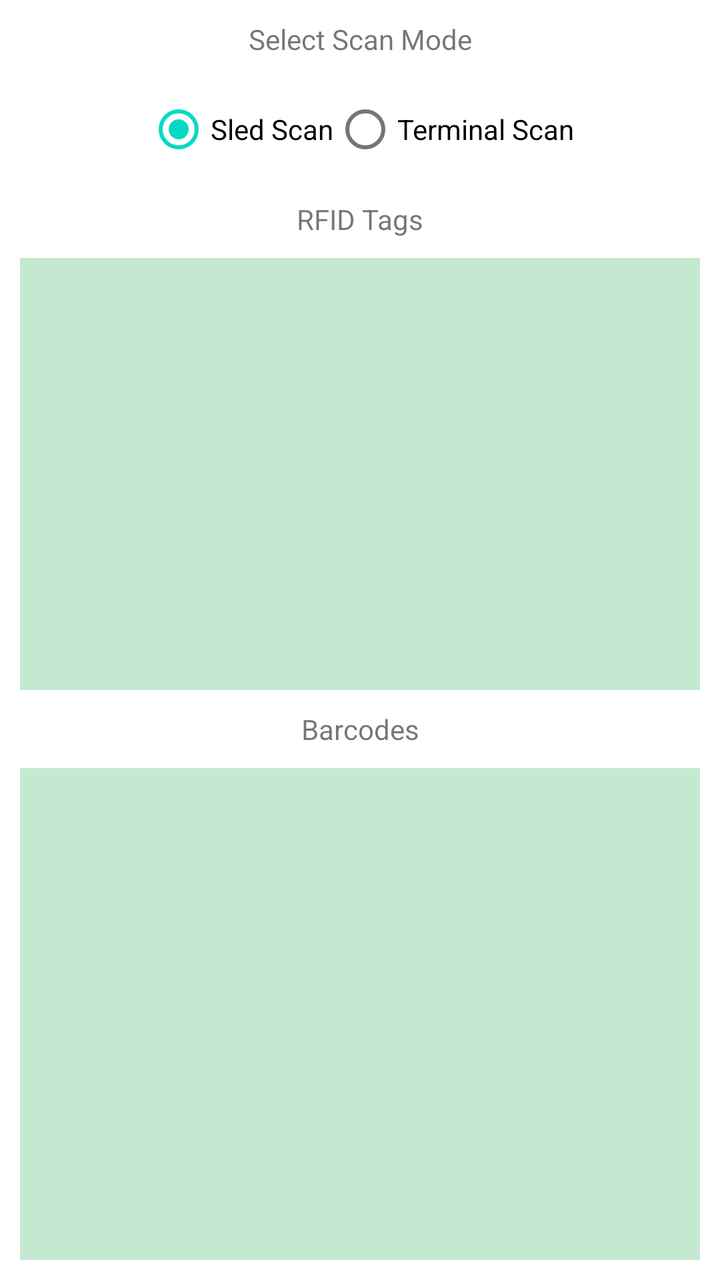
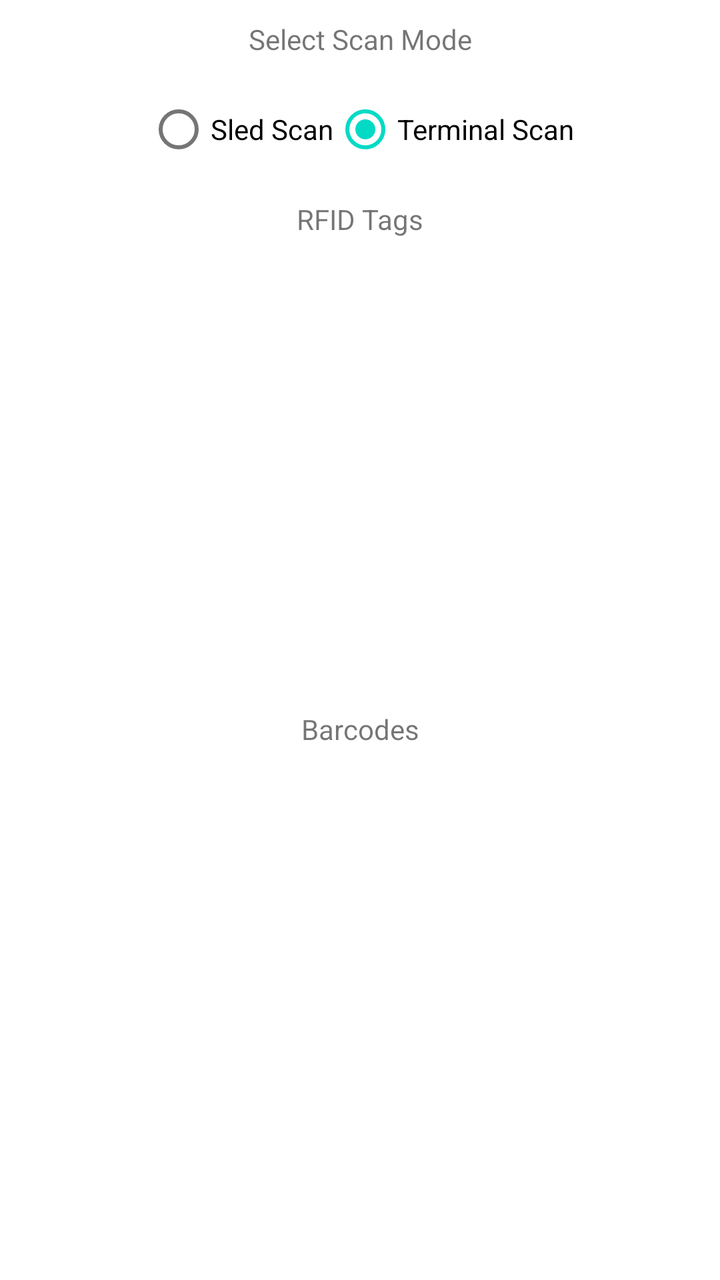

Two renders of the same Android screen: before a commit and after it. Below are the layout's source before the change and the commit's diff.
<!-- AndroidManifest.xml: application theme Theme.ZebraRfidSledSample -->
<!-- res/layout/activity_main.xml -->
<?xml version="1.0" encoding="utf-8"?>
<androidx.constraintlayout.widget.ConstraintLayout xmlns:android="http://schemas.android.com/apk/res/android"
    xmlns:app="http://schemas.android.com/apk/res-auto"
    xmlns:tools="http://schemas.android.com/tools"
    android:layout_width="match_parent"
    android:layout_height="match_parent"
    tools:context=".MainActivity">


    <RadioGroup
        android:id="@+id/radioGroup"
        android:layout_width="wrap_content"
        android:layout_height="wrap_content"
        android:layout_marginTop="10dp"
        android:layout_marginBottom="10dp"
        android:orientation="horizontal"
        app:layout_constraintBottom_toTopOf="@+id/textViewRFID"
        app:layout_constraintEnd_toEndOf="parent"
        app:layout_constraintStart_toStartOf="parent"
        app:layout_constraintTop_toBottomOf="@+id/textView3">

        <RadioButton
            android:id="@+id/radiobtn_sled"
            android:layout_width="wrap_content"
            android:layout_height="wrap_content"
            android:checked="true"
            android:text="Sled Scan" />

        <RadioButton
            android:id="@+id/radiobtn_terminal"
            android:layout_width="wrap_content"
            android:layout_height="wrap_content"
            android:text="Terminal Scan" />

    </RadioGroup>

    <TextView
        android:id="@+id/textViewRFID"
        android:layout_width="wrap_content"
        android:layout_height="wrap_content"
        android:layout_marginTop="100dp"
        android:text="RFID Tags"
        app:layout_constraintEnd_toEndOf="parent"
        app:layout_constraintStart_toStartOf="parent"
        app:layout_constraintTop_toTopOf="parent" />

    <ListView
        android:id="@+id/listViewRFID"
        android:layout_width="0dp"
        android:layout_height="0dp"
        android:layout_marginStart="10dp"
        android:layout_marginTop="10dp"
        android:layout_marginEnd="10dp"
        android:layout_marginBottom="10dp"
        android:background="#C5E9D0"
        app:layout_constraintBottom_toTopOf="@+id/textViewBarcode"
        app:layout_constraintEnd_toEndOf="parent"
        app:layout_constraintStart_toStartOf="parent"
        app:layout_constraintTop_toBottomOf="@+id/textViewRFID" />

    <ListView
        android:id="@+id/listViewBarcodes"
        android:layout_width="0dp"
        android:layout_height="0dp"
        android:layout_marginStart="10dp"
        android:layout_marginTop="10dp"
        android:layout_marginEnd="10dp"
        android:layout_marginBottom="10dp"
        android:background="#C5E9D0"
        app:layout_constraintBottom_toBottomOf="parent"
        app:layout_constraintEnd_toEndOf="parent"
        app:layout_constraintStart_toStartOf="parent"
        app:layout_constraintTop_toBottomOf="@+id/textViewBarcode" />

    <TextView
        android:id="@+id/textViewBarcode"
        android:layout_width="wrap_content"
        android:layout_height="wrap_content"
        android:text="Barcodes"
        app:layout_constraintBottom_toBottomOf="parent"
        app:layout_constraintEnd_toEndOf="parent"
        app:layout_constraintStart_toStartOf="parent"
        app:layout_constraintTop_toBottomOf="@+id/radioGroup" />

    <TextView
        android:id="@+id/textView3"
        android:layout_width="wrap_content"
        android:layout_height="wrap_content"
        android:layout_marginTop="10dp"
        android:text="Select Scan Mode"
        app:layout_constraintEnd_toEndOf="parent"
        app:layout_constraintStart_toStartOf="parent"
        app:layout_constraintTop_toTopOf="parent" />

    <ProgressBar
        android:id="@+id/progressBar"
        style="?android:attr/progressBarStyle"
        android:layout_width="wrap_content"
        android:layout_height="wrap_content"
        app:layout_constraintBottom_toBottomOf="parent"
        app:layout_constraintEnd_toEndOf="parent"
        app:layout_constraintStart_toStartOf="parent"
        app:layout_constraintTop_toTopOf="parent" />

</androidx.constraintlayout.widget.ConstraintLayout>
<!-- resources referenced by this layout -->
<resources>
  <style name="Theme.ZebraRfidSledSample" parent="Theme.MaterialComponents.DayNight.DarkActionBar">
          
          <item name="colorPrimary">@color/purple_500</item>
          <item name="colorPrimaryVariant">@color/purple_700</item>
          <item name="colorOnPrimary">@color/white</item>
          
          <item name="colorSecondary">@color/teal_200</item>
          <item name="colorSecondaryVariant">@color/teal_700</item>
          <item name="colorOnSecondary">@color/black</item>
          
          <item name="android:statusBarColor">?attr/colorPrimaryVariant</item>
          
      </style>
  <color name="purple_500">#FF6200EE</color>
  <color name="purple_700">#FF3700B3</color>
  <color name="white">#FFFFFFFF</color>
  <color name="teal_200">#FF03DAC5</color>
  <color name="teal_700">#FF018786</color>
  <color name="black">#FF000000</color>
</resources>

<!-- the commit's change to res/layout/activity_main.xml (unified diff, before → after) -->
@@ -23,13 +23,14 @@
             android:id="@+id/radiobtn_sled"
             android:layout_width="wrap_content"
             android:layout_height="wrap_content"
-            android:checked="true"
+            android:checked="false"
             android:text="Sled Scan" />
 
         <RadioButton
             android:id="@+id/radiobtn_terminal"
             android:layout_width="wrap_content"
             android:layout_height="wrap_content"
+            android:checked="true"
             android:text="Terminal Scan" />
 
     </RadioGroup>
@@ -52,7 +53,7 @@
         android:layout_marginTop="10dp"
         android:layout_marginEnd="10dp"
         android:layout_marginBottom="10dp"
-        android:background="#C5E9D0"
+        android:background="#00FFFFFF"
         app:layout_constraintBottom_toTopOf="@+id/textViewBarcode"
         app:layout_constraintEnd_toEndOf="parent"
         app:layout_constraintStart_toStartOf="parent"
@@ -66,7 +67,7 @@
         android:layout_marginTop="10dp"
         android:layout_marginEnd="10dp"
         android:layout_marginBottom="10dp"
-        android:background="#C5E9D0"
+        android:background="#00FFFFFF"
         app:layout_constraintBottom_toBottomOf="parent"
         app:layout_constraintEnd_toEndOf="parent"
         app:layout_constraintStart_toStartOf="parent"
